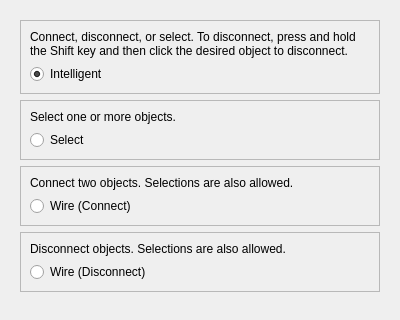
This is UI/glitch-tools.ui in textbrowser/glitch as Qt 5 draws it before an edit; both pictures show x 0 to 400 and y 0 to 320 of the 400 by 500 pixel window. The edited form follows.
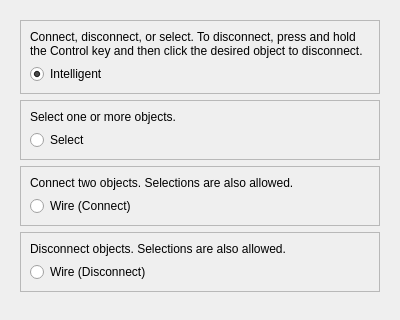
This is the edited form. Icons and pictures are not drawn.

Commit message: New text. Record z-values.

Diff of the .ui file:
```diff
--- a/UI/glitch-tools.ui
+++ b/UI/glitch-tools.ui
@@ -48,7 +48,7 @@
           <item>
            <widget class="QLabel" name="label_6">
             <property name="text">
-             <string>Connect, disconnect, or select. To disconnect, press and hold the Shift key and then click the desired object to disconnect.</string>
+             <string>Connect, disconnect, or select. To disconnect, press and hold the Control key and then click the desired object to disconnect.</string>
             </property>
             <property name="alignment">
              <set>Qt::AlignLeading|Qt::AlignLeft|Qt::AlignTop</set>
```
The commit also changes 1 other file.
